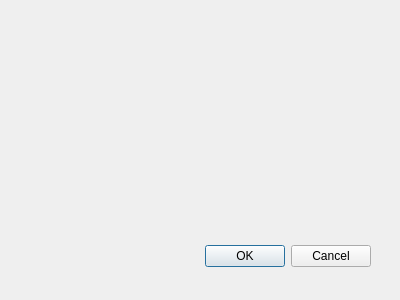
Before: the Qt Designer form UIFiles/golddialog.ui in ukll/investpor, drawn with Qt 5.
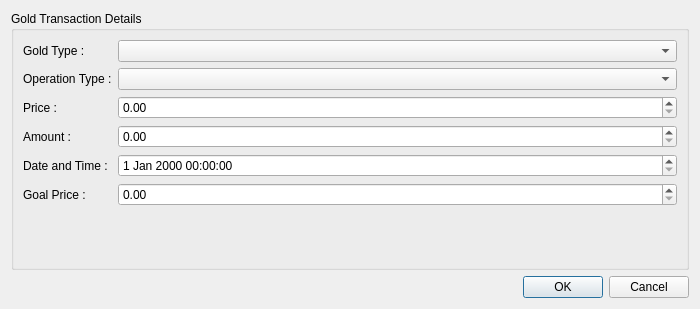
After: the same form once the commit is applied.

Commit message: Adds GoldDialog design

The edit to the form file:
```diff
--- a/UIFiles/golddialog.ui
+++ b/UIFiles/golddialog.ui
@@ -8,29 +8,103 @@
    <rect>
     <x>0</x>
     <y>0</y>
-    <width>400</width>
-    <height>300</height>
+    <width>700</width>
+    <height>309</height>
    </rect>
   </property>
+  <property name="minimumSize">
+   <size>
+    <width>700</width>
+    <height>0</height>
+   </size>
+  </property>
   <property name="windowTitle">
    <string>Dialog</string>
   </property>
-  <widget class="QDialogButtonBox" name="buttonBox">
-   <property name="geometry">
-    <rect>
-     <x>30</x>
-     <y>240</y>
-     <width>341</width>
-     <height>32</height>
-    </rect>
-   </property>
-   <property name="orientation">
-    <enum>Qt::Horizontal</enum>
-   </property>
-   <property name="standardButtons">
-    <set>QDialogButtonBox::Cancel|QDialogButtonBox::Ok</set>
-   </property>
-  </widget>
+  <layout class="QVBoxLayout" name="verticalLayout_2">
+   <item>
+    <widget class="QGroupBox" name="gbGoldTransactionDetails">
+     <property name="title">
+      <string>Gold Transaction Details</string>
+     </property>
+     <layout class="QFormLayout" name="formLayout">
+      <item row="0" column="0">
+       <widget class="QLabel" name="label">
+        <property name="text">
+         <string>Gold Type :</string>
+        </property>
+       </widget>
+      </item>
+      <item row="0" column="1">
+       <widget class="QComboBox" name="cbGoldType"/>
+      </item>
+      <item row="1" column="0">
+       <widget class="QLabel" name="label_2">
+        <property name="text">
+         <string>Operation Type :</string>
+        </property>
+       </widget>
+      </item>
+      <item row="1" column="1">
+       <widget class="QComboBox" name="cbOperationType"/>
+      </item>
+      <item row="2" column="0">
+       <widget class="QLabel" name="label_3">
+        <property name="text">
+         <string>Price :</string>
+        </property>
+       </widget>
+      </item>
+      <item row="2" column="1">
+       <widget class="QDoubleSpinBox" name="dsbPrice"/>
+      </item>
+      <item row="3" column="0">
+       <widget class="QLabel" name="label_4">
+        <property name="text">
+         <string>Amount :</string>
+        </property>
+       </widget>
+      </item>
+      <item row="3" column="1">
+       <widget class="QDoubleSpinBox" name="dsbAmount"/>
+      </item>
+      <item row="4" column="0">
+       <widget class="QLabel" name="label_5">
+        <property name="text">
+         <string>Date and Time :</string>
+        </property>
+       </widget>
+      </item>
+      <item row="5" column="0">
+       <widget class="QLabel" name="label_6">
+        <property name="text">
+         <string>Goal Price :</string>
+        </property>
+       </widget>
+      </item>
+      <item row="5" column="1">
+       <widget class="QDoubleSpinBox" name="dsbGoalPrice"/>
+      </item>
+      <item row="4" column="1">
+       <widget class="QDateTimeEdit" name="dteDateTime"/>
+      </item>
+     </layout>
+    </widget>
+   </item>
+   <item>
+    <widget class="QDialogButtonBox" name="bbTransactionApproval">
+     <property name="orientation">
+      <enum>Qt::Horizontal</enum>
+     </property>
+     <property name="standardButtons">
+      <set>QDialogButtonBox::Cancel|QDialogButtonBox::Ok</set>
+     </property>
+    </widget>
+   </item>
+   <item>
+    <layout class="QVBoxLayout" name="vlStatusBar"/>
+   </item>
+  </layout>
  </widget>
  <pixmapfunction/>
  <resources/>
```
Left out of the diff: 9 changed lines with no effect on the pictures.
